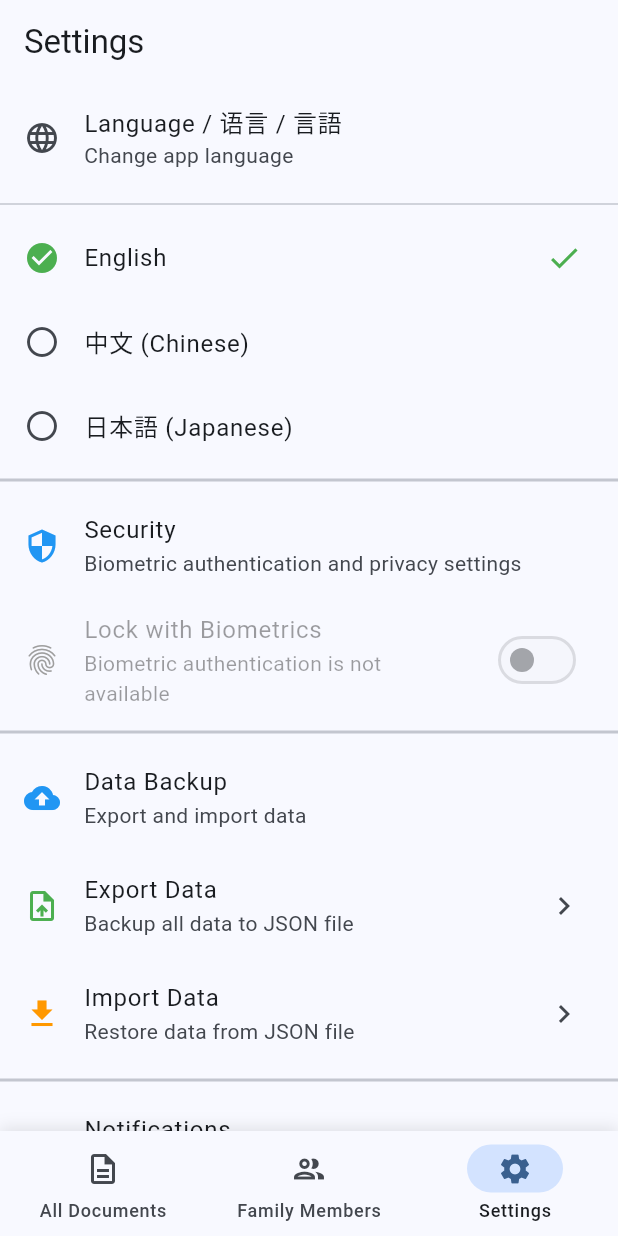
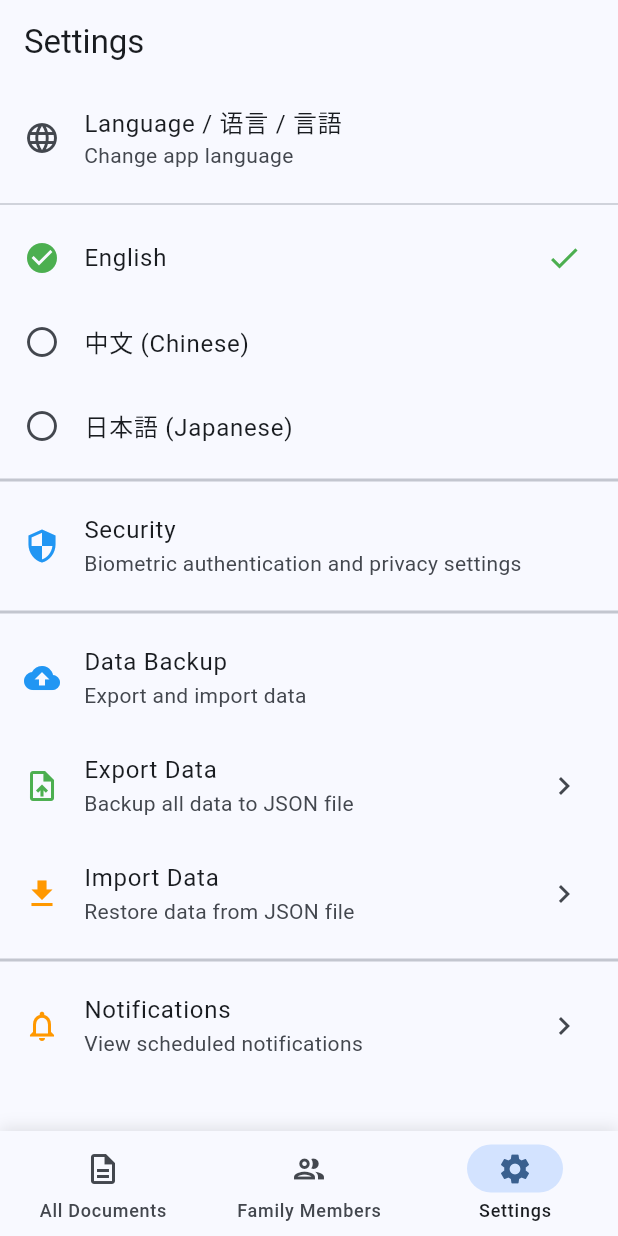
Before and after one commit to tangjunjie07/doc_renewal_reminder, a Flutter app: the BiometricGate screen opened directly, item 3 of the bottom bar chosen, on a phone screen of 412 x 824 dp. Run offline on Flutter 3.47's test engine with Material 3 defaults, Android fonts, the phone set to English and light mode, and no system bars; our stand-ins replace file_picker, flutter_local_notifications, hive_flutter, local_auth, share_plus, shared_preferences and 2 more; missing offline and left inert: add_2_calendar; accounts and stored records are empty.

Commit message:
iOSテスト完了

```diff
--- a/lib/core/biometric_gate.dart
+++ b/lib/core/biometric_gate.dart
@@ -21,7 +21,9 @@ class BiometricGate extends StatefulWidget {
 class _BiometricGateState extends State<BiometricGate> with WidgetsBindingObserver {
   bool _isAuthenticated = false;
   bool _isAuthenticating = false;
+  bool _isCheckingAuth = true; // 認証チェック中フラグ（初期: true）
   DateTime? _lastPausedTime;
+  bool _reauthRequested = false;
 
   @override
   void initState() {
@@ -48,8 +50,20 @@ class _BiometricGateState extends State<BiometricGate> with WidgetsBindingObserv
     if (state == AppLifecycleState.paused) {
       // アプリがバックグラウンドに移行
       _lastPausedTime = DateTime.now();
+      // バックグラウンド移行時には認証セッションを中断しておく
+      try {
+        BiometricAuthService.instance.stopAuthentication();
+      } catch (e) {
+        debugPrint('[BiometricGate] stopAuthentication error: $e');
+      }
     } else if (state == AppLifecycleState.resumed) {
       // アプリがフォアグラウンドに復帰
+      // 復帰時も念のため既存の認証を中断してから再確認
+      try {
+        BiometricAuthService.instance.stopAuthentication();
+      } catch (e) {
+        debugPrint('[BiometricGate] stopAuthentication error on resume: $e');
+      }
       _checkReauthenticationRequired();
     }
   }
@@ -67,6 +81,7 @@ class _BiometricGateState extends State<BiometricGate> with WidgetsBindingObserv
         if (mounted) {
           setState(() {
             _isAuthenticated = true;
+            _isCheckingAuth = false;
           });
         }
         return;
@@ -81,9 +96,17 @@ class _BiometricGateState extends State<BiometricGate> with WidgetsBindingObserv
         if (mounted) {
           setState(() {
             _isAuthenticated = true;
+            _isCheckingAuth = false;
           });
         }
         return;
+      }
+
+      // チェック完了、認証画面を表示
+      if (mounted) {
+        setState(() {
+          _isCheckingAuth = false;
+        });
       }
 
       // 認証実行（1回のみ、失敗しても繰り返さない）
@@ -94,6 +117,7 @@ class _BiometricGateState extends State<BiometricGate> with WidgetsBindingObserv
       if (mounted) {
         setState(() {
           _isAuthenticated = true;
+          _isCheckingAuth = false;
         });
       }
     }
@@ -103,20 +127,39 @@ class _BiometricGateState extends State<BiometricGate> with WidgetsBindingObserv
   Future<void> _checkReauthenticationRequired() async {
     try {
       // 既に認証中の場合は何もしない（無限ループ防止）
-      if (_isAuthenticating) return;
+      if (_isAuthenticating) {
+        debugPrint('[BiometricGate] _checkReauthenticationRequired: already authenticating, skip');
+        return;
+      }
+
+      // 再認証要求が既に出ていればスキップ
+      if (_reauthRequested) {
+        debugPrint('[BiometricGate] _checkReauthenticationRequired: reauth already requested, skip');
+        return;
+      }
 
       if (_isAuthenticated && _lastPausedTime != null) {
         final now = DateTime.now();
         final duration = now.difference(_lastPausedTime!);
+        debugPrint('[BiometricGate] _checkReauthenticationRequired: duration=${duration.inMinutes}min');
 
         // 5分以上経過していたら再認証
         if (duration.inMinutes >= 5) {
+          // 再認証フラグを立てて二重トリガーを防止
+          _reauthRequested = true;
           if (mounted) {
             setState(() {
               _isAuthenticated = false;
             });
           }
+
+          // lastPausedTimeをクリアして同じ復帰で何度も走らないようにする
+          _lastPausedTime = null;
+
           await _authenticate();
+
+          // 再認証完了後にフラグをリセット
+          _reauthRequested = false;
         }
       }
     } catch (e) {
@@ -183,10 +226,10 @@ class _BiometricGateState extends State<BiometricGate> with WidgetsBindingObserv
       }
     } catch (e) {
       debugPrint('[BiometricGate] Authentication error: $e');
-      // クラッシュ防止：エラー時はアプリを開く（開発中の安全策）
+      // クラッシュ防止：エラー時は認証中状態を解除し、アプリはロックされたままにする
       if (mounted) {
         setState(() {
-          _isAuthenticated = true; // false → true に変更
+          _isAuthenticated = false;
           _isAuthenticating = false;
         });
       }
@@ -198,6 +241,30 @@ class _BiometricGateState extends State<BiometricGate> with WidgetsBindingObserv
     if (_isAuthenticated) {
       // 認証成功 → 通常のアプリ画面を表示
       return widget.child;
+    }
+
+    // 認証チェック中はシンプルなスプラッシュ画面を表示
+    // （ローカライゼーションが初期化されるまで待つ）
+    if (_isCheckingAuth) {
+      return Scaffold(
+        body: Container(
+          decoration: BoxDecoration(
+            gradient: LinearGradient(
+              begin: Alignment.topLeft,
+              end: Alignment.bottomRight,
+              colors: [
+                Theme.of(context).colorScheme.primary,
+                Theme.of(context).colorScheme.secondary,
+              ],
+            ),
+          ),
+          child: const Center(
+            child: CircularProgressIndicator(
+              valueColor: AlwaysStoppedAnimation<Color>(Colors.white),
+            ),
+          ),
+        ),
+      );
     }
 
     // AppLocalizationsが初期化されていない可能性があるため、安全に取得
@@ -228,7 +295,7 @@ class _BiometricGateState extends State<BiometricGate> with WidgetsBindingObserv
               Icon(
                 Icons.fingerprint,
                 size: 80,
-                color: Colors.white.withOpacity(0.9),
+                color: Colors.white.withValues(alpha: 0.9),
               ),
               const SizedBox(height: 32),
               Text(
@@ -242,7 +309,7 @@ class _BiometricGateState extends State<BiometricGate> with WidgetsBindingObserv
               Text(
                 biometricRequiredDescription,
                 style: Theme.of(context).textTheme.bodyLarge?.copyWith(
-                      color: Colors.white.withOpacity(0.8),
+                      color: Colors.white.withValues(alpha: 0.8),
                     ),
               ),
               const SizedBox(height: 48),
--- a/lib/features/documents/ui/document_all_list_page.dart
+++ b/lib/features/documents/ui/document_all_list_page.dart
@@ -187,6 +187,7 @@ class _DocumentAllListPageState extends State<DocumentAllListPage>
 
   @override
   Widget build(BuildContext context) {
+    super.build(context); // AutomaticKeepAliveClientMixin requires this
     final l10n = AppLocalizations.of(context)!;
     final filteredDocs = _getFilteredDocuments();
     final sortedDocs = _getSortedDocuments(filteredDocs);
--- a/lib/features/documents/ui/document_list_page.dart
+++ b/lib/features/documents/ui/document_list_page.dart
@@ -7,7 +7,6 @@ import '../../../core/localization/app_localizations.dart';
 import '../repository/document_repository.dart';
 import '../model/document.dart';
 import '../../../features/family/model/family_member.dart';
-import '../../../features/family/repository/family_repository.dart';
 import 'document_edit_page.dart';
 import 'document_action_dialog.dart';
 import 'package:flutter/foundation.dart' show kIsWeb;
@@ -24,7 +23,6 @@ class DocumentListPage extends StatefulWidget {
 
 class _DocumentListPageState extends State<DocumentListPage>
     with SingleTickerProviderStateMixin {
-  late DocumentRepository _repository;
   List<Document> _documents = [];
   bool _isLoading = true;
   late AnimationController _animationController;
@@ -51,7 +49,6 @@ class _DocumentListPageState extends State<DocumentListPage>
     } else {
       await DBProvider.database;
     }
-    _repository = DocumentRepository();
     await _loadDocuments();
   }
 
--- a/lib/features/documents/utils/document_type_utils.dart
+++ b/lib/features/documents/utils/document_type_utils.dart
@@ -1,11 +1,11 @@
 import 'package:flutter/material.dart';
-import '../../core/localization/app_localizations.dart';
+import '../../../core/localization/app_localizations.dart';
 
 /// 証件タイプ関連のユーティリティ
 class DocumentTypeUtils {
   /// 証件タイプの表示名を取得（多言語対応）
   static String getDocumentTypeName(BuildContext context, String documentType) {
-    final localizations = AppLocalizations.of(context);
+    final localizations = AppLocalizations.of(context)!;
 
     switch (documentType) {
       case 'residence_card':
--- a/lib/features/family/ui/family_edit_page.dart
+++ b/lib/features/family/ui/family_edit_page.dart
@@ -4,7 +4,6 @@ import '../../../core/database/hive_provider.dart';
 import '../../../core/localization/app_localizations.dart';
 import '../repository/family_repository.dart';
 import '../model/family_member.dart';
-import '../../documents/ui/document_edit_page.dart';
 import 'package:flutter/foundation.dart' show kIsWeb;
 
 /// 家族メンバー追加/編集画面（製品レベルUI）
@@ -21,7 +20,6 @@ class _FamilyEditPageState extends State<FamilyEditPage>
     with SingleTickerProviderStateMixin {
   final _formKey = GlobalKey<FormState>();
   final _nameController = TextEditingController();
-  late FamilyRepository _repository;
   late AnimationController _animationController;
 
   String _relationship = 'self';
@@ -74,7 +72,6 @@ class _FamilyEditPageState extends State<FamilyEditPage>
     } else {
       await DBProvider.database;
     }
-    _repository = FamilyRepository();
   }
 
   Future<void> _checkAndSetDefaultRelationship() async {
--- a/lib/features/family/ui/family_list_page.dart
+++ b/lib/features/family/ui/family_list_page.dart
@@ -19,7 +19,6 @@ class FamilyListPage extends StatefulWidget {
 
 class _FamilyListPageState extends State<FamilyListPage>
     with SingleTickerProviderStateMixin {
-  FamilyRepository? _repository;
   List<FamilyMember> _members = [];
   Map<int, int> _documentCounts = {}; // メンバーIDごとの証件数
   bool _isLoading = true;
@@ -47,7 +46,6 @@ class _FamilyListPageState extends State<FamilyListPage>
     } else {
       await DBProvider.database;
     }
-    _repository = FamilyRepository();
     await _loadMembers();
   }
 
--- a/lib/features/settings/notification_list_page.dart
+++ b/lib/features/settings/notification_list_page.dart
@@ -1,8 +1,6 @@
 import 'package:flutter/material.dart';
 import '../../core/localization/app_localizations.dart';
 import '../../core/notification_service.dart';
-import '../documents/repository/document_repository.dart';
-import '../family/repository/family_repository.dart';
 import 'package:flutter_local_notifications/flutter_local_notifications.dart';
 
 /// 通知情報一覧画面
@@ -69,7 +67,7 @@ class _NotificationListPageState extends State<NotificationListPage> {
 
     if (confirmed == true) {
       try {
-        await NotificationService.instance.cancelNotification(id);
+        await NotificationService.instance.cancel(id);
         await _loadNotifications();
         if (mounted) {
           ScaffoldMessenger.of(context).showSnackBar(
--- a/lib/features/settings/settings_page.dart
+++ b/lib/features/settings/settings_page.dart
@@ -427,22 +427,8 @@ class _SettingsPageState extends State<SettingsPage> {
             title: Text(l10n.securitySettings),
             subtitle: Text(l10n.securitySettingsDescription),
           ),
-          SwitchListTile(
-            secondary: Icon(
-              _biometricAuthEnabled ? Icons.fingerprint : Icons.fingerprint_outlined,
-              color: _biometricAuthEnabled ? Colors.blue : Colors.grey,
-            ),
-            title: Text(l10n.biometricAuth),
-            subtitle: Text(
-              _biometricAvailable
-                  ? (_availableBiometrics.isNotEmpty
-                      ? l10n.biometricAvailable(_availableBiometrics.join(', '))
-                      : l10n.biometricNextStartup)
-                  : l10n.biometricNotAvailable,
-            ),
-            value: _biometricAuthEnabled,
-            onChanged: _biometricAvailable ? _toggleBiometricAuth : null,
-          ),
+          // 生体認証は段階的導入のため、設定画面では非表示にする
+          const SizedBox.shrink(),
           const Divider(thickness: 2),
           // データエクスポート/インポート
           ListTile(
--- a/lib/main.dart
+++ b/lib/main.dart
@@ -2,7 +2,6 @@ import 'package:flutter/material.dart';
 import 'package:flutter/foundation.dart';
 import 'package:timezone/data/latest.dart' as tz;
 import 'app.dart';
-import 'features/renewal_policy/repository/renewal_policy_repository.dart';
 import 'core/database/db_provider.dart';
 import 'core/database/hive_provider.dart';
 import 'core/notification_service.dart';
```
Also changed, not shown: lib/core/biometric_auth_service.dart (+23 -2 lines), lib/features/documents/ui/document_action_dialog.dart (+1 -6 lines), lib/features/documents/ui/document_edit_page.dart (+47 -12 lines), lib/features/reminder/repository/reminder_state_repository.dart (+6 -6 lines), lib/features/reminder/service/reminder_scheduler.dart (+4 -3 lines).
